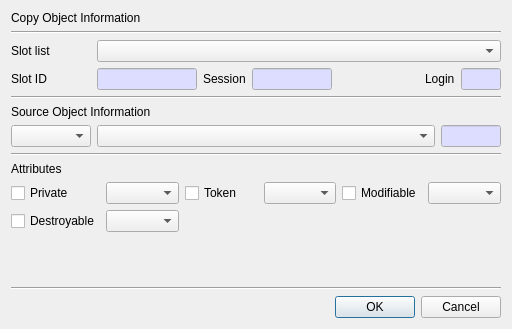
Above: CryptokiMan/copy_object_dlg.ui from jykim74/CryptokiMan before the change. Below: the same form after it.
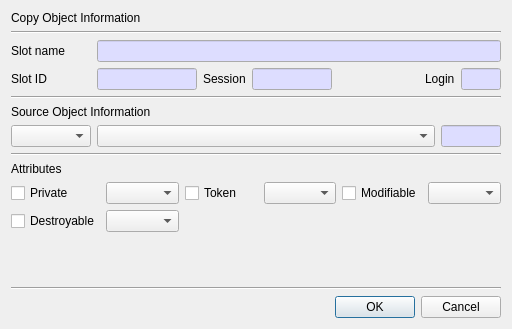
That is the form after the change.

Commit message: Slot List 를 모두 Slot Name 변경

```diff
--- a/CryptokiMan/copy_object_dlg.ui
+++ b/CryptokiMan/copy_object_dlg.ui
@@ -30,16 +30,6 @@
    </item>
    <item>
     <layout class="QGridLayout" name="gridLayout">
-     <item row="0" column="1">
-      <widget class="QComboBox" name="mSlotsCombo">
-       <property name="sizePolicy">
-        <sizepolicy hsizetype="Expanding" vsizetype="Fixed">
-         <horstretch>0</horstretch>
-         <verstretch>0</verstretch>
-        </sizepolicy>
-       </property>
-      </widget>
-     </item>
      <item row="0" column="0">
       <widget class="QLabel" name="label_2">
        <property name="minimumSize">
@@ -49,7 +39,41 @@
         </size>
        </property>
        <property name="text">
-        <string>Slot list</string>
+        <string>Slot name</string>
+       </property>
+      </widget>
+     </item>
+     <item row="0" column="1">
+      <widget class="QLineEdit" name="mSlotNameText">
+       <property name="palette">
+        <palette>
+         <active>
+          <colorrole role="Base">
+           <brush brushstyle="SolidPattern">
+            <color alpha="255">
+             <red>221</red>
+             <green>221</green>
+             <blue>255</blue>
+            </color>
+           </brush>
+          </colorrole>
+         </active>
+         <inactive>
+          <colorrole role="Base">
+           <brush brushstyle="SolidPattern">
+            <color alpha="255">
+             <red>221</red>
+             <green>221</green>
+             <blue>255</blue>
+            </color>
+           </brush>
+          </colorrole>
+         </inactive>
+         <disabled/>
+        </palette>
+       </property>
+       <property name="readOnly">
+        <bool>true</bool>
        </property>
       </widget>
      </item>
```
Left out of the diff: 1 changed line with no effect on the pictures. The commit also changes 116 other files.
